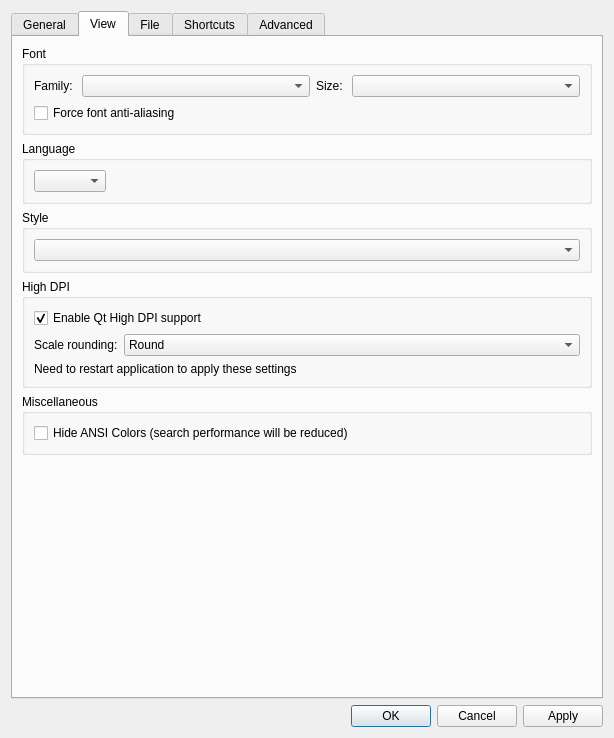
Old version of the form src/ui/include/optionsdialog.ui in the repository ykk136/klogg.
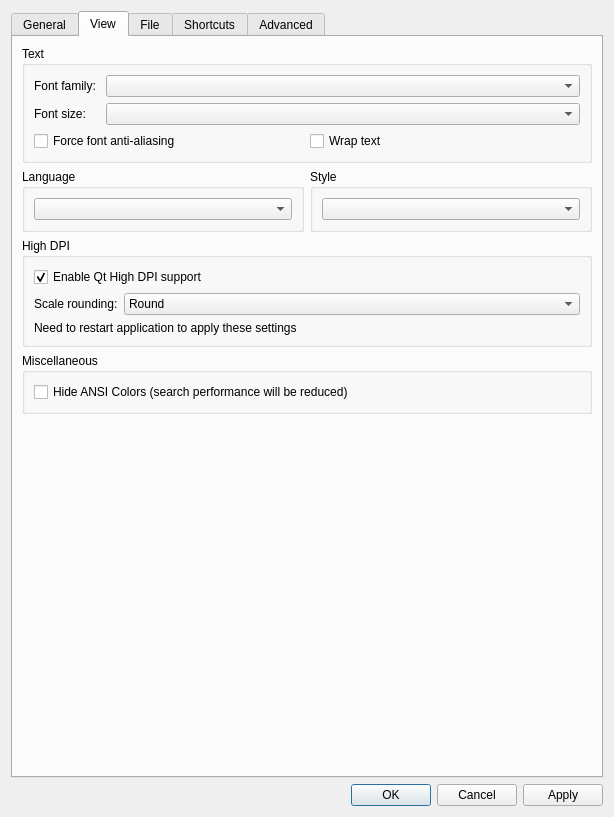
New version of the form. The open tabs and pages were chosen to show the change.

Commit message: feat: persist text wrap setting (#99)

What changed in the file:
```diff
--- a/src/ui/include/optionsdialog.ui
+++ b/src/ui/include/optionsdialog.ui
@@ -7,7 +7,7 @@
     <x>0</x>
     <y>0</y>
     <width>614</width>
-    <height>738</height>
+    <height>817</height>
    </rect>
   </property>
   <property name="sizePolicy">
@@ -227,22 +227,19 @@
           </sizepolicy>
          </property>
          <property name="title">
-          <string>Font</string>
+          <string>Text</string>
          </property>
          <layout class="QVBoxLayout" name="verticalLayout_13">
           <item>
-           <layout class="QHBoxLayout" name="horizontalLayout">
-            <property name="sizeConstraint">
-             <enum>QLayout::SetDefaultConstraint</enum>
-            </property>
-            <item>
+           <layout class="QFormLayout" name="formLayout_3">
+            <item row="0" column="0">
              <widget class="QLabel" name="label">
               <property name="text">
-               <string>Family: </string>
+               <string>Font family: </string>
               </property>
              </widget>
             </item>
-            <item>
+            <item row="0" column="1">
              <widget class="QComboBox" name="fontFamilyBox">
               <property name="sizePolicy">
                <sizepolicy hsizetype="Expanding" vsizetype="Fixed">
@@ -252,14 +249,14 @@
               </property>
              </widget>
             </item>
-            <item>
+            <item row="1" column="0">
              <widget class="QLabel" name="label_2">
               <property name="text">
-               <string>Size: </string>
+               <string>Font size: </string>
               </property>
              </widget>
             </item>
-            <item>
+            <item row="1" column="1">
              <widget class="QComboBox" name="fontSizeBox">
               <property name="sizePolicy">
                <sizepolicy hsizetype="Expanding" vsizetype="Fixed">
@@ -272,15 +269,28 @@
            </layout>
           </item>
           <item>
+           <layout class="QHBoxLayout" name="horizontalLayout_9">
+            <item>
            <widget class="QCheckBox" name="fontSmoothCheckBox">
             <property name="text">
              <string>Force font anti-aliasing</string>
             </property>
            </widget>
           </item>
-         </layout>
+            <item>
+             <widget class="QCheckBox" name="wrapTextCheckBox">
+              <property name="text">
+               <string>Wrap text</string>
+              </property>
+             </widget>
+            </item>
+           </layout>
+          </item>
+         </layout>
         </widget>
        </item>
+       <item>
+        <layout class="QHBoxLayout" name="horizontalLayout_8">
        <item>
         <widget class="QGroupBox" name="languageGroupBox">
          <property name="title">
@@ -290,19 +300,6 @@
           <item row="0" column="0">
            <widget class="QComboBox" name="languageComboBox"/>
           </item>
-          <item row="0" column="1">
-           <spacer name="horizontalSpacer">
-            <property name="orientation">
-             <enum>Qt::Horizontal</enum>
-            </property>
-            <property name="sizeHint" stdset="0">
-             <size>
-              <width>30</width>
-              <height>20</height>
-             </size>
-            </property>
-           </spacer>
-          </item>
          </layout>
         </widget>
        </item>
@@ -317,6 +314,8 @@
           </item>
          </layout>
         </widget>
+         </item>
+        </layout>
        </item>
        <item>
         <widget class="QGroupBox" name="hidpiGroupBox">
```
Left out of the diff: 2 changed lines with no effect on the pictures. Lines whose indentation alone changed are shown as unchanged. The commit also changes 8 other files.
